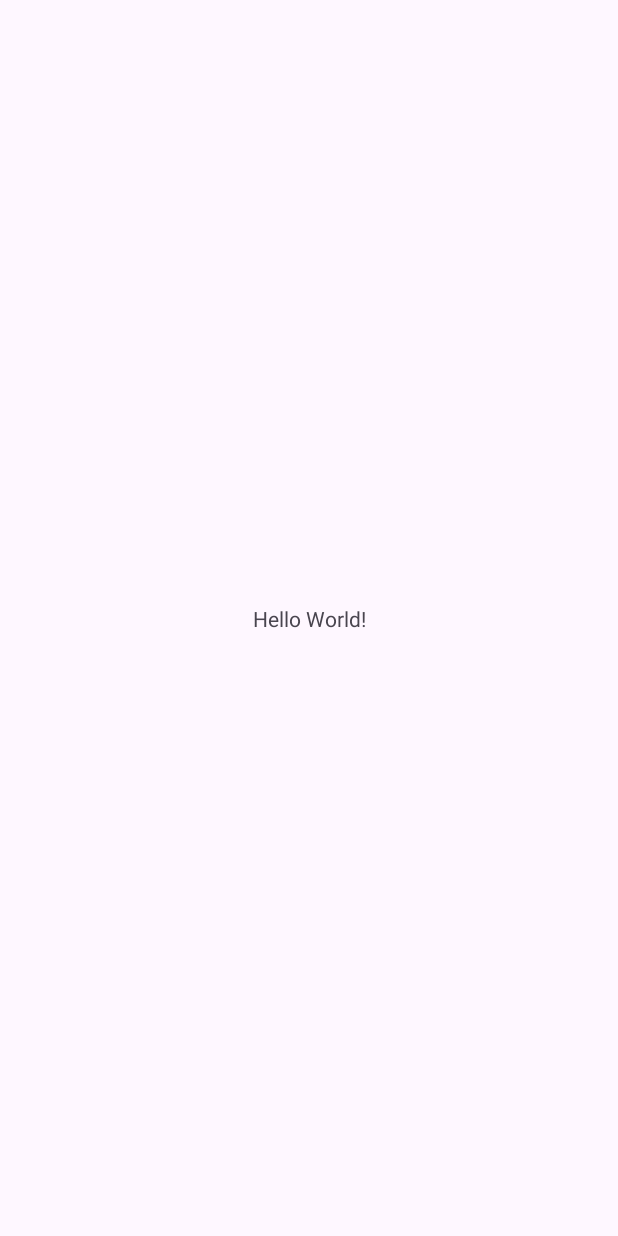
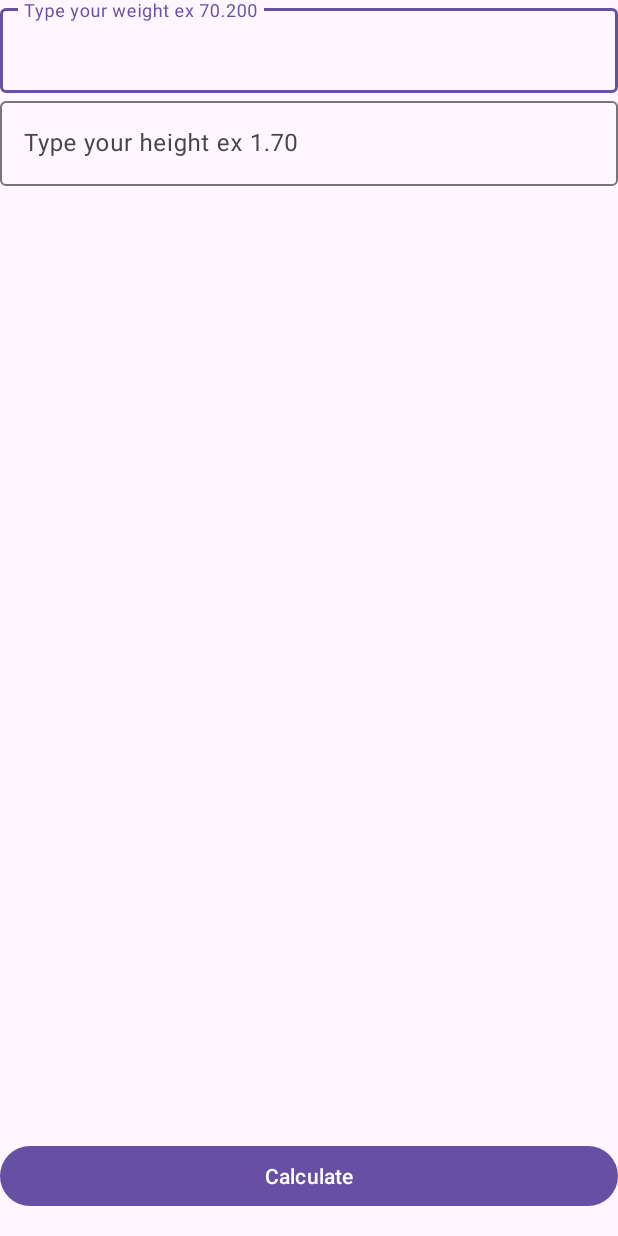
Before and after one commit to ThiagoDeVDE/CalculatorIMCv2, an Android app: the screen it shows after launch (MainActivity), on a phone screen of 412 x 824 dp. Before the commit the screen is almost empty. Run offline under Robolectric (Android 15) with nearby library versions, the phone set to English and light mode, and no system bars.

Commit message:
Calculator first screen

```diff
--- a/app/src/main/java/com/comunidadedevspace/imc/MainActivity.kt
+++ b/app/src/main/java/com/comunidadedevspace/imc/MainActivity.kt
@@ -2,10 +2,27 @@ package com.comunidadedevspace.imc
 
 import androidx.appcompat.app.AppCompatActivity
 import android.os.Bundle
+import android.widget.Button
+import com.google.android.material.textfield.TextInputEditText
 
 class MainActivity : AppCompatActivity() {
     override fun onCreate(savedInstanceState: Bundle?) {
         super.onCreate(savedInstanceState)
         setContentView(R.layout.activity_main)
+
+        //Recuperar os compoonentes EditText
+
+        val edtWeight = findViewById<TextInputEditText>(R.id.edit_weight)
+        val edtHeight = findViewById<TextInputEditText>(R.id.edit_height)
+
+        val btnCalculate = findViewById<Button>(R.id.btn_calcular)
+
+       btnCalculate.setOnClickListener{
+           val weight = edtWeight.text
+           val height = edtHeight.text
+
+           println("thiago"+weight)
+       }
+
     }
 }
--- a/app/src/main/res/layout/activity_main.xml
+++ b/app/src/main/res/layout/activity_main.xml
@@ -6,13 +6,50 @@
     android:layout_height="match_parent"
     tools:context=".MainActivity">
 
-    <TextView
-        android:layout_width="wrap_content"
+
+    <Button
+        android:id="@+id/btn_calcular"
+        android:layout_width="match_parent"
         android:layout_height="wrap_content"
-        android:text="Hello World!"
+        android:layout_marginBottom="16dp"
+        android:text="Calculate"
         app:layout_constraintBottom_toBottomOf="parent"
         app:layout_constraintEnd_toEndOf="parent"
+        app:layout_constraintHorizontal_bias="0.498"
+        app:layout_constraintStart_toStartOf="parent" />
+
+
+    <com.google.android.material.textfield.TextInputLayout
+        android:id="@+id/textInputLayout"
+        android:layout_width="match_parent"
+        android:layout_height="wrap_content"
+        app:layout_constraintEnd_toEndOf="parent"
         app:layout_constraintStart_toStartOf="parent"
-        app:layout_constraintTop_toTopOf="parent" />
+        app:layout_constraintTop_toTopOf="parent">
+
+        <com.google.android.material.textfield.TextInputEditText
+            android:id="@+id/edit_weight"
+            android:layout_width="match_parent"
+            android:layout_height="wrap_content"
+            android:hint="Type your weight ex 70.200"
+            android:inputType="numberDecimal" />
+    </com.google.android.material.textfield.TextInputLayout>
+
+    <com.google.android.material.textfield.TextInputLayout
+        android:layout_width="match_parent"
+        android:layout_height="wrap_content"
+        app:layout_constraintTop_toBottomOf="@+id/textInputLayout"
+        tools:layout_editor_absoluteX="1dp">
+
+        <com.google.android.material.textfield.TextInputEditText
+            android:id="@+id/edit_height"
+            android:layout_width="match_parent"
+            android:layout_height="wrap_content"
+            android:inputType="numberDecimal"
+            android:hint="Type your height ex 1.70" />
+    </com.google.android.material.textfield.TextInputLayout>
+
+
+
 
 </androidx.constraintlayout.widget.ConstraintLayout>
```
